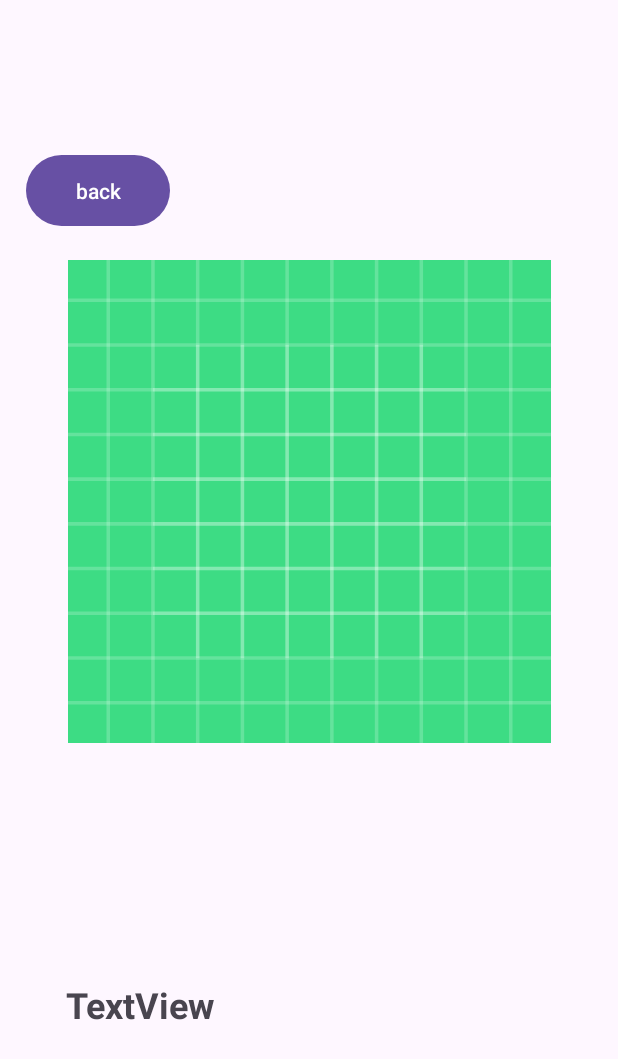
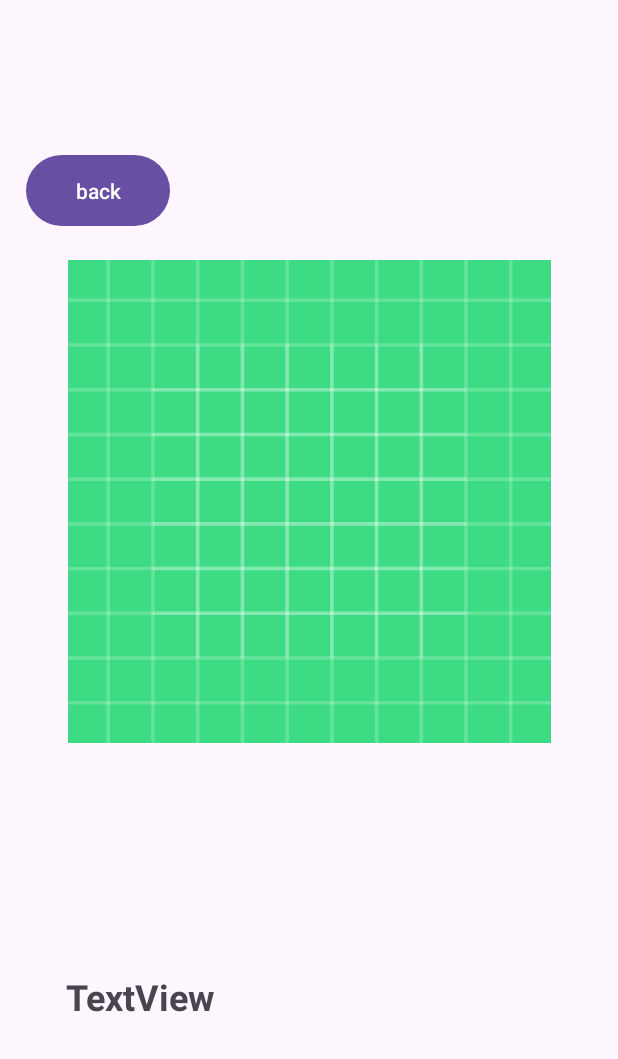
Before and after one commit to ZephR55/LetsActivity, an Android app: the fragment BookDetailsFragment placed in its activity, on a phone screen of 412 x 824 dp. Shown: the top 1059 px of the screen. Run offline under Robolectric (Android 15) with nearby library versions, the phone set to English and light mode, and no system bars; 4 statements that could not run were skipped.

Commit message:
initial commit

```diff
--- a/app/build.gradle.kts
+++ b/app/build.gradle.kts
@@ -54,8 +54,8 @@ dependencies {
     androidTestImplementation("androidx.test.ext:junit:1.1.5")
     androidTestImplementation("androidx.test.espresso:espresso-core:3.5.1")
     //Retrofit Implementation
-    //implementation ("'com.squareup.retrofit2:retrofit:2.6.2'")
-    //implementation ("com.squareup.retrofit2:converter-gson:2.9.0")
+    implementation ("com.squareup.retrofit2:retrofit:2.6.2")
+    implementation ("com.squareup.retrofit2:converter-gson:2.9.0")
 
 // Kotlin
     implementation("androidx.navigation:navigation-fragment-ktx:$nav_version")
--- a/app/src/main/res/layout/fragment_bookdetails.xml
+++ b/app/src/main/res/layout/fragment_bookdetails.xml
@@ -41,7 +41,7 @@
         android:id="@+id/author"
         android:layout_width="324dp"
         android:layout_height="42dp"
-        android:layout_marginTop="26dp"
+        android:layout_marginTop="15dp"
         android:text="TextView"
         android:textSize="24sp"
         android:textStyle="bold"
```
